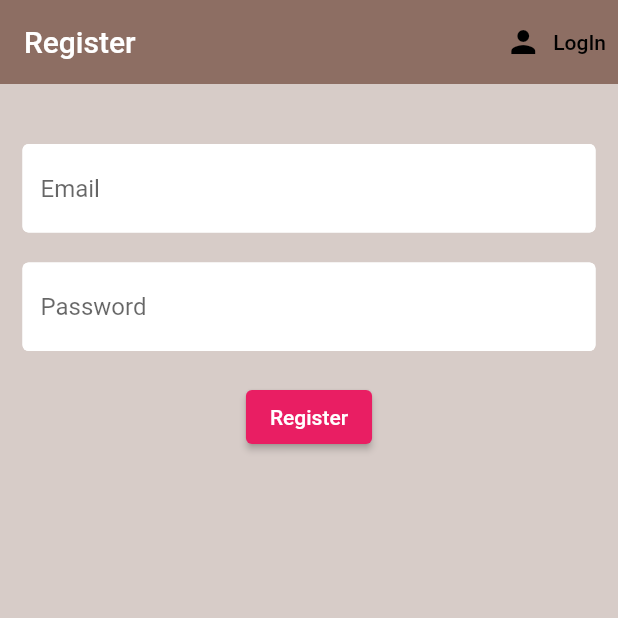
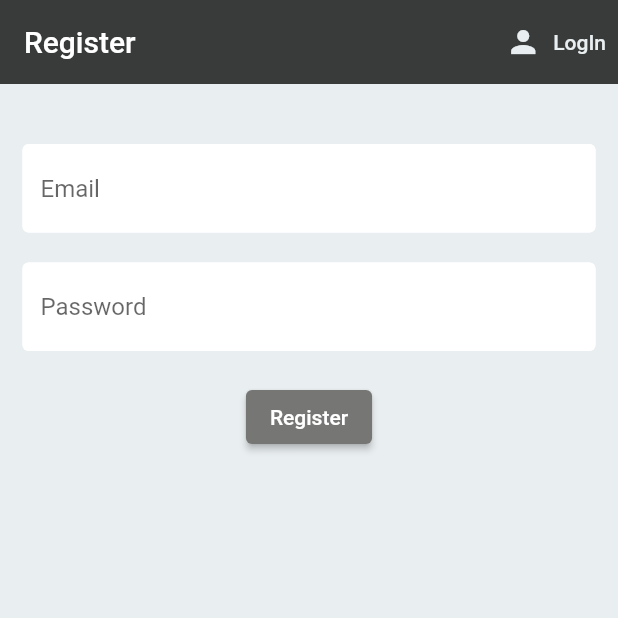
Before and after one commit to EduardoCC-bot/App_IoT, a Flutter app: the screen it shows after launch, after a tap on "LogIn", after a tap on "Register", on a phone screen of 412 x 824 dp, the top half of it. Run offline on Flutter 3.47's test engine with Material 2 defaults, Android fonts, the phone set to English and light mode, and no system bars; our stand-ins replace firebase_auth, firebase_core, firebase_database, flutter_spinkit; accounts and stored records are empty.

Commit message:
Modularidad y lectura de sensores (no se despliega)

```diff
--- /dev/null
+++ b/assets/descripcion.txt
@@ -0,0 +1 @@
+Carpeta para guardar las imágenes que serán utilizadas en la app
--- a/lib/screens/authenticate/authenticate.dart
+++ b/lib/screens/authenticate/authenticate.dart
@@ -1,6 +1,10 @@
 import 'package:flutter/material.dart';
 import 'package:proyectoiot/screens/authenticate/register.dart';
 import 'package:proyectoiot/screens/authenticate/login.dart';
+
+//------------------------------------------------------------
+//Widget encargado de alternar entre Register y LogIn
+//------------------------------------------------------------
 
 class Authenticate extends StatefulWidget {
   const Authenticate({super.key});
--- a/lib/screens/authenticate/login.dart
+++ b/lib/screens/authenticate/login.dart
@@ -2,6 +2,10 @@ import 'package:flutter/material.dart';
 import 'package:proyectoiot/services/auth.dart';
 import 'package:proyectoiot/shared/constants.dart';
 import 'package:proyectoiot/shared/loading.dart';
+
+//------------------------------------------------------------
+//Pantalla para logearse en la aplicación/Firebase
+//------------------------------------------------------------
 
 class LogIn extends StatefulWidget {
 
@@ -33,10 +37,10 @@ class _LogInState extends State<LogIn> {
         title: const Text('LogIn'),
         actions: <Widget>[
           TextButton.icon(
-            icon: const Icon(Icons.person, color: Colors.black),
+            icon: const Icon(Icons.person, color: Color(0xFFE9EEF0)),
             label : const Text(
               'Register',
-              style: TextStyle(color: Colors.black)
+              style: TextStyle(color: Color(0xFFE9EEF0))
             ),
             onPressed: () {
               widget.toggleView!();
--- a/lib/screens/authenticate/register.dart
+++ b/lib/screens/authenticate/register.dart
@@ -1,6 +1,11 @@
 import 'package:flutter/material.dart';
 import 'package:proyectoiot/services/auth.dart';
 import 'package:proyectoiot/shared/constants.dart';
+
+//------------------------------------------------------------
+//Pantalla para registrarse en la aplicación/Firebase
+//------------------------------------------------------------
+
 
 class Register extends StatefulWidget {
 
@@ -24,17 +29,17 @@ class _RegisterState extends State<Register> {
   @override
   Widget build(BuildContext context) {
     return Scaffold(
-      backgroundColor: Colors.brown[100],
+      backgroundColor: Color(0xFFE9EEF0),
       appBar: AppBar(
-        backgroundColor: Colors.brown[400],
+        backgroundColor: Color(0xFF393b3a),
         elevation: 0.0,
         title: const Text('Register'),
         actions: <Widget>[
           TextButton.icon(
-            icon: const Icon(Icons.person, color: Colors.black),
+            icon: const Icon(Icons.person, color: Color(0xFFE9EEF0)),
             label : const Text(
               'LogIn',
-              style: TextStyle(color: Colors.black)
+              style: TextStyle(color: Color(0xFFE9EEF0))
             ),
             onPressed: () {
               widget.toggleView!();
@@ -67,7 +72,7 @@ class _RegisterState extends State<Register> {
               ),
               const SizedBox(height: 20.0),
               ElevatedButton(
-                style: ElevatedButton.styleFrom(backgroundColor: Colors.pink),
+                style: ElevatedButton.styleFrom(backgroundColor:  Color(0xFF767674)),
                 child: const Text(
                   'Register',
                   style: TextStyle(color: Colors.white),
--- a/lib/screens/home/hometest.dart
+++ b/lib/screens/home/hometest.dart
@@ -1,7 +1,10 @@
 import 'package:flutter/material.dart';
-import 'package:proyectoiot/shared/sensors_display.dart';
+import 'package:proyectoiot/special_widgets/sensors_display.dart';
 import 'package:proyectoiot/services/auth.dart';
 
+//------------------------------------------------------------
+//Pantalla de prueba que muestra los datos de los sensores en tiempo real.
+//------------------------------------------------------------
 
 class HomeTest extends StatefulWidget {
   const HomeTest({Key? key}) : super(key: key);
--- a/lib/screens/wrapper.dart
+++ b/lib/screens/wrapper.dart
@@ -3,6 +3,11 @@ import 'package:proyectoiot/models/user_model.dart';
 import 'package:proyectoiot/screens/authenticate/authenticate.dart';
 import 'package:provider/provider.dart';
 import 'package:proyectoiot/screens/home/home.dart';
+//import 'package:proyectoiot/screens/home/hometest.dart';
+
+//----------------------------------------------------------------------------------
+//Widget "Principal". Encargado de intercambiar entre Home y Authenticate
+//----------------------------------------------------------------------------------
 
 class Wrapper extends StatelessWidget {
   const Wrapper({super.key});
--- a/lib/services/auth.dart
+++ b/lib/services/auth.dart
@@ -1,5 +1,9 @@
 import 'package:firebase_auth/firebase_auth.dart';
 import 'package:proyectoiot/models/user_model.dart';
+
+//------------------------------------------------------------
+//Clase encargada del proceso de autenticación (login, register, logout)
+//------------------------------------------------------------
 
 class AuthService{
 
--- a/lib/services/sensor_monitor.dart
+++ b/lib/services/sensor_monitor.dart
@@ -1,5 +1,9 @@
 import 'dart:async';
 import 'package:firebase_database/firebase_database.dart';
+
+//------------------------------------------------------------
+//Clase encargada de la lectura en tiempo real de los sensores
+//------------------------------------------------------------
 
 class SensorMonitor {
   final DatabaseReference reference = FirebaseDatabase.instance.ref();
--- a/lib/shared/constants.dart
+++ b/lib/shared/constants.dart
@@ -1,5 +1,10 @@
 import 'package:flutter/material.dart';
 
+//----------------------------------------------------
+//Formatos compartidos en distintos widgets y/o pantallas
+//----------------------------------------------------
+
+//formato para los campos de texto de login y register
 const textInputDecoration =  InputDecoration(
     fillColor: Colors.white,
     filled: true,
@@ -7,6 +12,14 @@ const textInputDecoration =  InputDecoration(
       borderSide: BorderSide(color: Colors.white, width: 2.0)
     ),
     focusedBorder: OutlineInputBorder(
-      borderSide: BorderSide(color: Colors.pink, width: 2.0)
+      borderSide: BorderSide(color: Colors.lightBlue, width: 2.0)
     )
   );
+
+
+//formato para el nombre de usuario en el Menú drawer
+const drawerTextStyle = TextStyle(
+  color: Color(0xFFffffff),
+  fontWeight: FontWeight.bold,
+  fontSize: 20,
+);
--- a/lib/shared/sensors_display.dart
+++ b/lib/special_widgets/sensors_display.dart
@@ -1,7 +1,13 @@
 import 'package:flutter/material.dart';
 import '../services/sensor_monitor.dart';
 
+//----------------------------------------------------------------------
+//Futuro display de sensores en tiempo real. Ya funciona en feo
+//----------------------------------------------------------------------
+
+
 class SensorDisplay extends StatefulWidget {
+  // ignore: use_super_parameters
   const SensorDisplay({Key? key}) : super(key: key);
 
   @override
--- a/pubspec.yaml
+++ b/pubspec.yaml
@@ -67,8 +67,8 @@ flutter:
   uses-material-design: true
 
   # To add assets to your application, add an assets section, like this:
-  # assets:
-  #   - images/a_dot_burr.jpeg
+  assets:
+  - assets/
   #   - images/a_dot_ham.jpeg
 
   # An image asset can refer to one or more resolution-specific "variants", see
```
Also changed, not shown: lib/images_icons/user_icon.dart (added, +20 -0 lines), lib/screens/home/home.dart (+20 -63 lines), lib/shared/loading.dart (+6 -2 lines), lib/special_widgets/drawer_menu.dart (added, +47 -0 lines), assets/home_icon.png (added), pubspec.lock.
